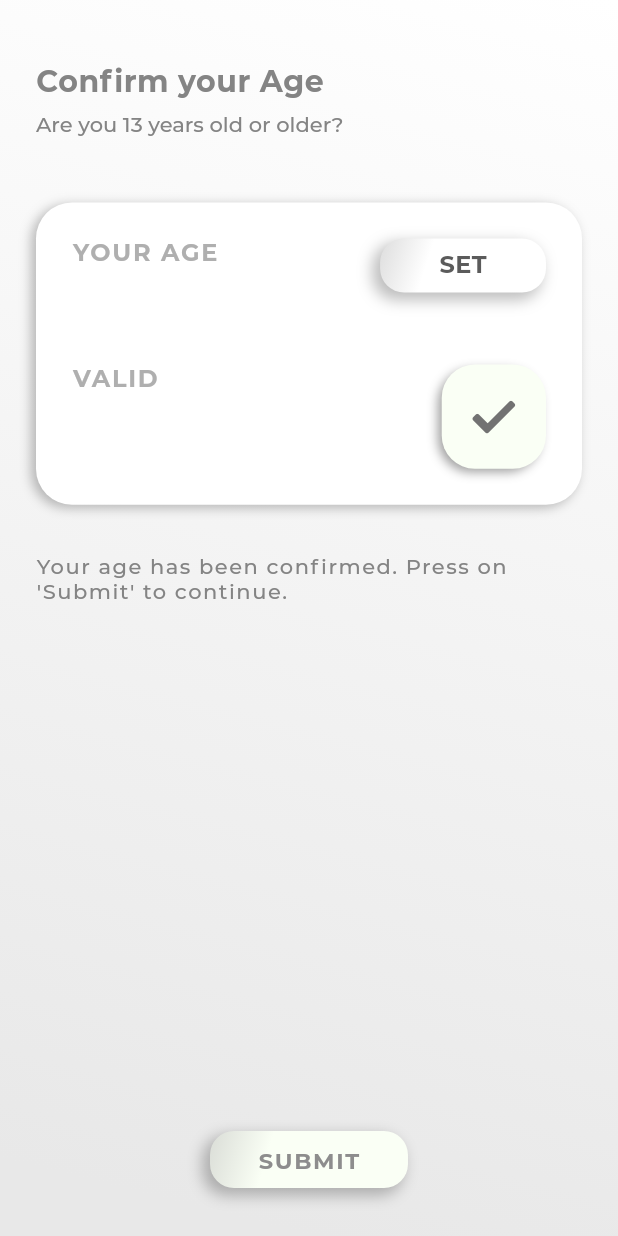
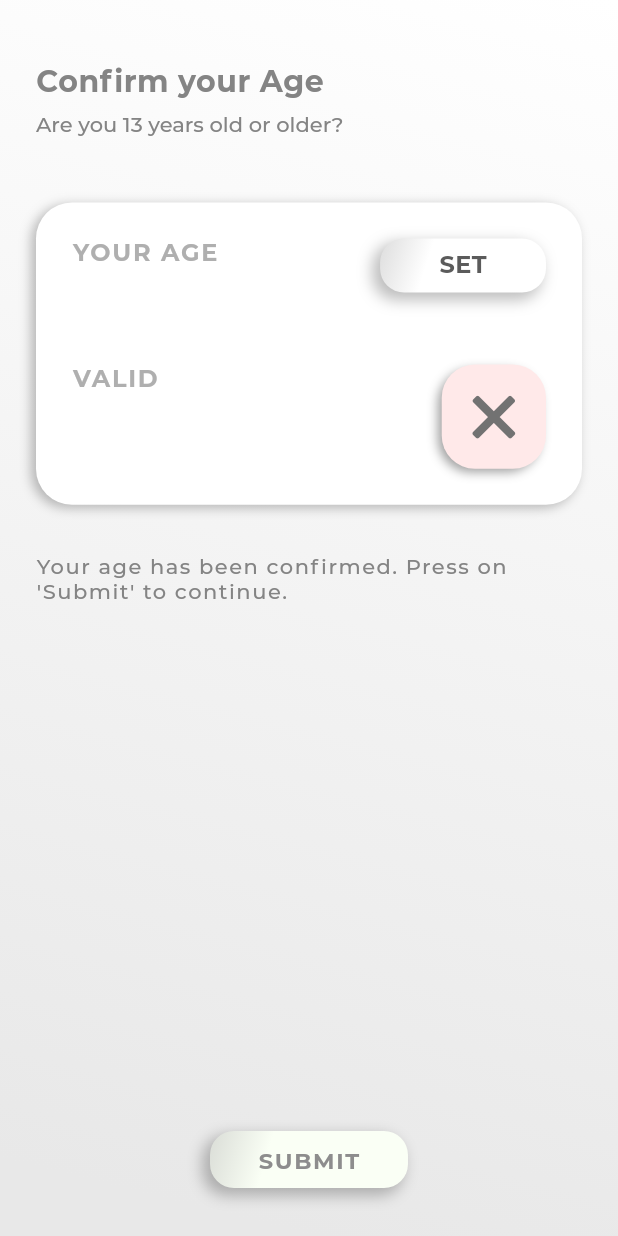
Before and after one commit to litlifesoftware/leitmotif-flutter, a Flutter app: the ConfirmAgeScreen screen opened directly, on a phone screen of 412 x 824 dp. Run offline on Flutter 3.47's test engine with Material 2 defaults, Android fonts, the phone set to English and light mode, and no system bars; our stand-ins replace package_info; project files that could hold a hidden picture were left out.

Commit message:
Added conditional rendering on ConfirmAgeScreen

```diff
--- a/lib/src/screens/confirm_age_screen.dart
+++ b/lib/src/screens/confirm_age_screen.dart
@@ -2,10 +2,12 @@ import 'package:flutter/material.dart';
 import 'package:lit_ui_kit/lit_ui_kit.dart';
 
 class ConfirmAgeScreen extends StatefulWidget {
+  final int ageRequirement;
   final void Function() onSubmit;
 
   const ConfirmAgeScreen({
     Key? key,
+    this.ageRequirement = 13,
     required this.onSubmit,
   }) : super(key: key);
   @override
@@ -20,22 +22,57 @@ class _ConfirmAgeScreenState extends State<ConfirmAgeScreen> {
   }
 
   void _onPressedSet() {
-    LitRouteController(context)
-        .showDialogWidget(LitDatePickerDialog(onBackCallback: () {
+    LitRouteController(context).showDialogWidget(
+      LitDatePickerDialog(
+        onBackCallback: () {
           LitRouteController(context).closeDialog();
-    }, onSubmit: (date) {
+        },
+        onSubmit: (date) {
           setState(() {
             _dateOfBirth = date;
           });
 
           LitRouteController(context).closeDialog();
-    }));
+        },
+        initialDate: _dateOfBirth,
+      ),
+    );
   }
 
   int get _ageInYears {
-    return (_dateOfBirth != null)
-        ? ((DateTime.now().difference(_dateOfBirth!).inDays) / 365).round()
-        : 0;
+    // If the date of birth has not been initialized, return an invalid age.
+    if (_dateOfBirth == null) {
+      return 0;
+    }
+    // Store the current time.
+    DateTime now = DateTime.now();
+    // Calculate the raw age.
+    int age = now.year - _dateOfBirth!.year;
+    // Decrease the age depending on the birth's month and day.
+    //
+    // If the birth's month is after the current calendar month, decrease the
+    // age by one.
+    if (_dateOfBirth!.month > now.month) {
+      age--;
+      // Else if the same month is present, check the day value and decrease the
+      // age by one if necessary.
+    } else if ((now.month == _dateOfBirth!.month) &&
+        _dateOfBirth!.day > now.day) {
+      age--;
+    }
+    return age;
+  }
+
+  bool get _isValidAge {
+    return _ageInYears >= widget.ageRequirement;
+  }
+
+  IconData get _displayedIcon {
+    return _isValidAge ? LitIcons.check : LitIcons.times;
+  }
+
+  Color get _validityColor {
+    return Color(_isValidAge ? 0xFFFAFFF5 : 0xFFFFE9E9);
   }
 
   @override
@@ -106,11 +143,16 @@ class _ConfirmAgeScreenState extends State<ConfirmAgeScreen> {
                           selectedAge: _dateOfBirth,
                           onPressedSet: _onPressedSet,
                           ageInYears: _ageInYears,
+                          labelBackgroundColor: _validityColor,
+                          isValid: _isValidAge,
                         ),
                         SizedBox(
                           height: 48.0,
                         ),
-                        _ValidLabel(),
+                        _ValidityLabel(
+                          icon: _displayedIcon,
+                          iconBackgroundColor: _validityColor,
+                        ),
                       ],
                     ),
                   ),
@@ -167,11 +209,15 @@ class _YourAgeInput extends StatefulWidget {
   final void Function() onPressedSet;
   final DateTime? selectedAge;
   final int ageInYears;
+  final Color labelBackgroundColor;
+  final bool isValid;
   const _YourAgeInput({
     Key? key,
     required this.onPressedSet,
     required this.selectedAge,
     required this.ageInYears,
+    required this.labelBackgroundColor,
+    required this.isValid,
   }) : super(key: key);
 
   @override
@@ -201,8 +247,43 @@ class __YourAgeInputState extends State<_YourAgeInput> {
                     mainAxisAlignment: MainAxisAlignment.start,
                     children: [
                       widget.selectedAge != null
-                          ? Padding(
-                              padding: const EdgeInsets.only(bottom: 16.0),
+                          ? Row(
+                              children: [
+                                !widget.isValid
+                                    ? SizedBox(
+                                        width: constraints.maxWidth * 0.10,
+                                        child: Padding(
+                                          padding: EdgeInsets.symmetric(
+                                            horizontal:
+                                                constraints.maxWidth * 0.015,
+                                          ),
+                                          child: LitBadge(
+                                            padding: const EdgeInsets.symmetric(
+                                              vertical: 2.0,
+                                              horizontal: 2.0,
+                                            ),
+                                            backgroundColor:
+                                                widget.labelBackgroundColor,
+                                            child: Text(
+                                              "!",
+                                              style: LitTextStyles
+                                                  .sansSerifHeader
+                                                  .copyWith(
+                                                color: LitColors.mediumGrey,
+                                                fontSize: 12.0,
+                                              ),
+                                              textAlign: TextAlign.center,
+                                            ),
+                                          ),
+                                        ),
+                                      )
+                                    : SizedBox(),
+                                SizedBox(
+                                  width: constraints.maxWidth *
+                                      (widget.isValid ? 0.35 : 0.25),
+                                  child: Padding(
+                                    padding:
+                                        const EdgeInsets.only(bottom: 16.0),
                                     child: CleanInkWell(
                                       onTap: () {},
                                       child: SizedBox(
@@ -211,7 +292,7 @@ class __YourAgeInputState extends State<_YourAgeInput> {
                                           decoration: BoxDecoration(
                                             borderRadius: BorderRadius.all(
                                                 Radius.circular(14.0)),
-                                      color: Color(0xFFFAFFF5),
+                                            color: widget.labelBackgroundColor,
                                             border: Border.all(
                                               color: Color(0xFFCBCACA),
                                               width: 1.5,
@@ -220,7 +301,8 @@ class __YourAgeInputState extends State<_YourAgeInput> {
                                           child: Center(
                                             child: Text(
                                               "${widget.ageInYears > 0 ? widget.ageInYears : '?'}",
-                                        style: LitTextStyles.sansSerifHeader
+                                              style: LitTextStyles
+                                                  .sansSerifHeader
                                                   .copyWith(
                                                 color: widget.ageInYears > 0
                                                     ? Color(0xFF5B5B5B)
@@ -232,6 +314,9 @@ class __YourAgeInputState extends State<_YourAgeInput> {
                                         ),
                                       ),
                                     ),
+                                  ),
+                                )
+                              ],
                             )
                           : SizedBox(),
                       LitPushedThroughButton(
@@ -259,7 +344,14 @@ class __YourAgeInputState extends State<_YourAgeInput> {
   }
 }
 
-class _ValidLabel extends StatelessWidget {
+class _ValidityLabel extends StatelessWidget {
+  final IconData icon;
+  final Color iconBackgroundColor;
+  const _ValidityLabel({
+    Key? key,
+    required this.icon,
+    required this.iconBackgroundColor,
+  }) : super(key: key);
   @override
   Widget build(BuildContext context) {
     return LayoutBuilder(
@@ -281,7 +373,7 @@ class _ValidLabel extends StatelessWidget {
                       constraints.maxWidth * 0.07,
                     ),
                   ),
-                  color: Color(0xFFFAFFF5),
+                  color: iconBackgroundColor,
                   boxShadow: [
                     BoxShadow(
                       blurRadius: 5.0,
@@ -295,10 +387,8 @@ class _ValidLabel extends StatelessWidget {
                   child: Padding(
                     padding: const EdgeInsets.all(8.0),
                     child: Icon(
-                      LitIcons.check,
-                      color: Color(
-                        0xFF727272,
-                      ),
+                      icon,
+                      color: Color(0xFF727272),
                       size: constraints.maxWidth * 0.09,
                     ),
                   ),
--- a/lib/src/util/calendar_controller.dart
+++ b/lib/src/util/calendar_controller.dart
@@ -3,12 +3,14 @@ class CalendarController {
   DateTime? templateDate;
   final List<DateTime> derivateDates = [];
 
-  CalendarController() {
+  CalendarController({this.templateDate}) {
+    if (templateDate == null) {
+      templateDate = DateTime.now();
+    }
     init();
   }
 
   void init() {
-    templateDate = DateTime.now();
     _setDerivateDates(templateDate!);
   }
 
--- a/lib/src/widgets/buttons/lit_rounded_elevated_button.dart
+++ b/lib/src/widgets/buttons/lit_rounded_elevated_button.dart
@@ -28,7 +28,7 @@ class LitRoundedElevatedButton extends StatefulWidget {
       BoxShadow(
         blurRadius: 16.0,
         color: Colors.black26,
-        offset: Offset(2, 2),
+        offset: Offset(-2, 2),
         spreadRadius: 1.0,
       )
     ],
@@ -73,6 +73,12 @@ class _LitRoundedElevatedButtonState extends State<LitRoundedElevatedButton>
   }
 
   @override
+  void dispose() {
+    _animationController.dispose();
+    super.dispose();
+  }
+
+  @override
   Widget build(BuildContext context) {
     return GestureDetector(
       //onTap: _onTap,
```
Lines whose indentation alone changed are shown as unchanged.
